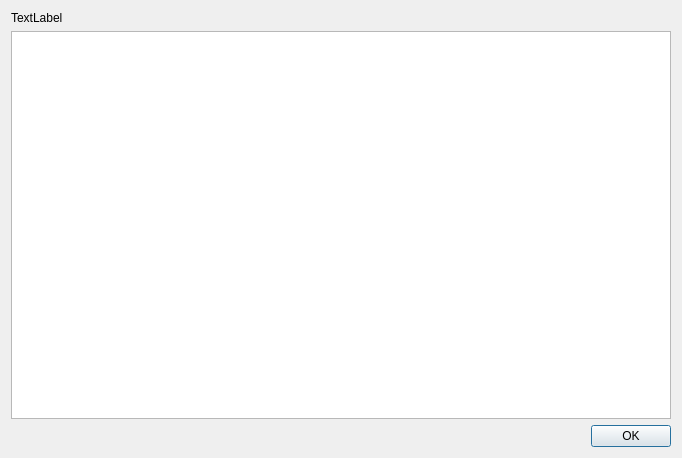
Old version of the form caboutdialog.ui in the repository Jo2003/cd2netmd_gui.
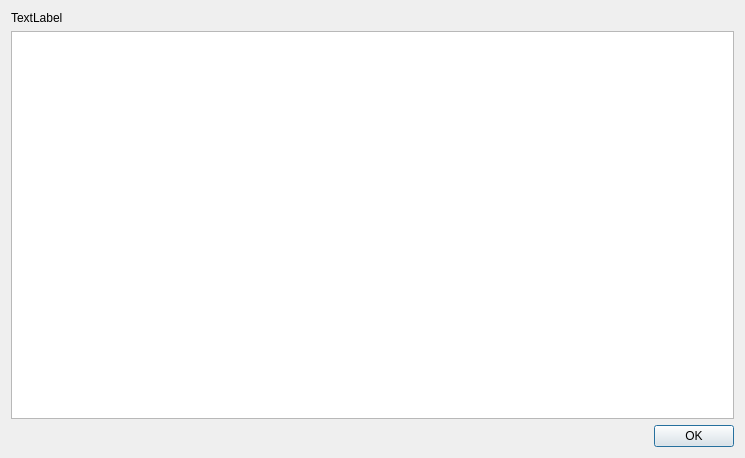
New version of the form. Icons and pictures are not drawn.

Diff of the .ui file:
```diff
--- a/caboutdialog.ui
+++ b/caboutdialog.ui
@@ -6,7 +6,7 @@
    <rect>
     <x>0</x>
     <y>0</y>
-    <width>682</width>
+    <width>745</width>
     <height>458</height>
    </rect>
   </property>
```
